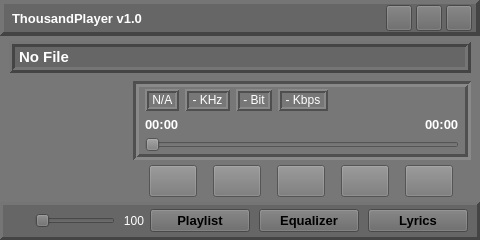
Above: source/ui/mainwindow/tp_mainwindow.ui from ZXfkSIE/ThousandPlayer before the change. Below: the same form after it.
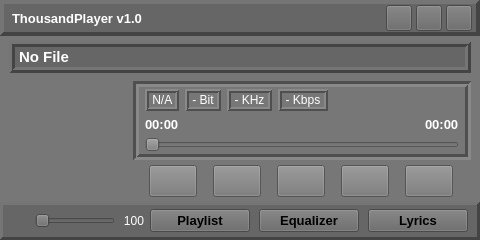
That is the form after the change. Custom widgets are drawn as their Qt base class.

The edit to the form file:
```diff
--- a/source/ui/mainwindow/tp_mainwindow.ui
+++ b/source/ui/mainwindow/tp_mainwindow.ui
@@ -449,43 +449,7 @@
                 </widget>
                </item>
                <item>
-                <widget class="QLabel" name="label_AudioFrequency">
-                 <property name="sizePolicy">
-                  <sizepolicy hsizetype="Minimum" vsizetype="Minimum">
-                   <horstretch>0</horstretch>
-                   <verstretch>0</verstretch>
-                  </sizepolicy>
-                 </property>
-                 <property name="font">
-                  <font>
-                   <pointsize>9</pointsize>
-                  </font>
-                 </property>
-                 <property name="mouseTracking">
-                  <bool>true</bool>
-                 </property>
-                 <property name="styleSheet">
-                  <string notr="true">color: rgb(255, 255, 255);</string>
-                 </property>
-                 <property name="frameShape">
-                  <enum>QFrame::Box</enum>
-                 </property>
-                 <property name="frameShadow">
-                  <enum>QFrame::Raised</enum>
-                 </property>
-                 <property name="lineWidth">
-                  <number>2</number>
-                 </property>
-                 <property name="text">
-                  <string notr="true"> - KHz </string>
-                 </property>
-                 <property name="alignment">
-                  <set>Qt::AlignCenter</set>
-                 </property>
-                </widget>
-               </item>
-               <item>
-                <widget class="QLabel" name="label_AudioBits">
+                <widget class="QLabel" name="label_BitDepth">
                  <property name="sizePolicy">
                   <sizepolicy hsizetype="Minimum" vsizetype="Minimum">
                    <horstretch>0</horstretch>
@@ -521,7 +485,43 @@
                 </widget>
                </item>
                <item>
-                <widget class="QLabel" name="label_AudioBitrate">
+                <widget class="QLabel" name="label_SampleRate">
+                 <property name="sizePolicy">
+                  <sizepolicy hsizetype="Minimum" vsizetype="Minimum">
+                   <horstretch>0</horstretch>
+                   <verstretch>0</verstretch>
+                  </sizepolicy>
+                 </property>
+                 <property name="font">
+                  <font>
+                   <pointsize>9</pointsize>
+                  </font>
+                 </property>
+                 <property name="mouseTracking">
+                  <bool>true</bool>
+                 </property>
+                 <property name="styleSheet">
+                  <string notr="true">color: rgb(255, 255, 255);</string>
+                 </property>
+                 <property name="frameShape">
+                  <enum>QFrame::Box</enum>
+                 </property>
+                 <property name="frameShadow">
+                  <enum>QFrame::Raised</enum>
+                 </property>
+                 <property name="lineWidth">
+                  <number>2</number>
+                 </property>
+                 <property name="text">
+                  <string notr="true"> - KHz </string>
+                 </property>
+                 <property name="alignment">
+                  <set>Qt::AlignCenter</set>
+                 </property>
+                </widget>
+               </item>
+               <item>
+                <widget class="QLabel" name="label_Bitrate">
                  <property name="sizePolicy">
                   <sizepolicy hsizetype="Minimum" vsizetype="Minimum">
                    <horstretch>0</horstretch>
```
Left out of the diff: 2 changed lines with no effect on the pictures.
